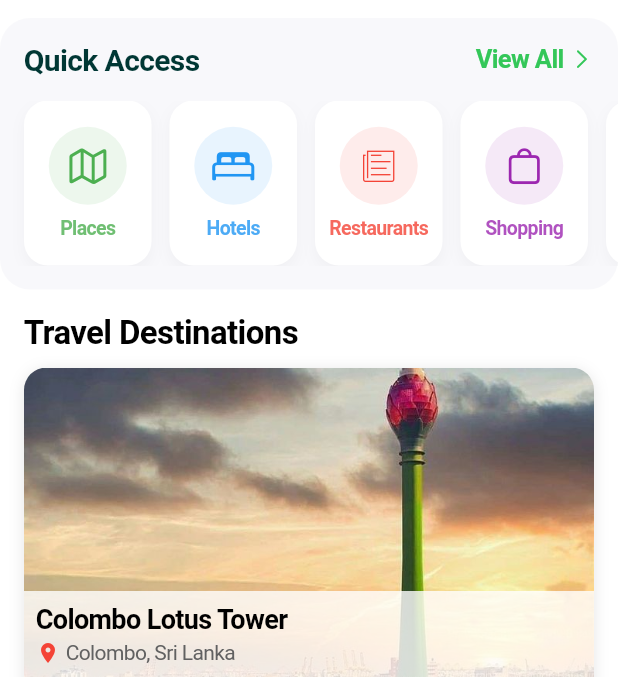
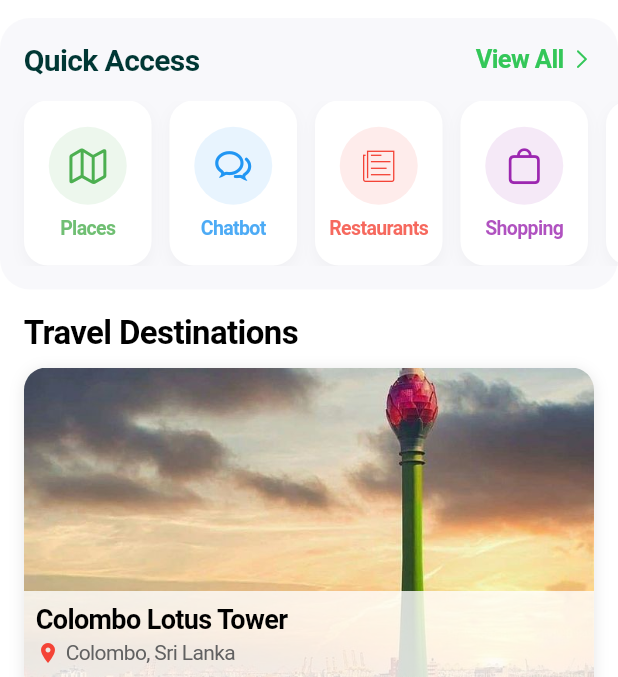
Before and after one commit to EnoshPerera/CeylonSphere, a Flutter app: the screen it shows after launch, on a phone screen of 412 x 824 dp, the part 48-725 px from its top. Run offline on Flutter 3.47's test engine with Material 3 defaults, Android fonts, the phone set to English and light mode, and no system bars; our stand-ins replace geolocator, google_maps_flutter; missing offline and left inert: arkit_plugin, model_viewer_plus.

Commit message:
Fixed some issues

```diff
--- a/lib/main.dart
+++ b/lib/main.dart
@@ -259,9 +259,9 @@ class HomeScreen extends StatelessWidget {
                             },
                           ),
                           const _CategoryItem(
-                            icon: CupertinoIcons.bed_double,
-                            label: 'Hotels',
-                            color: Color(0xFF2196F3),
+                            icon: CupertinoIcons.chat_bubble_2, // Chatbot icon
+                            label: 'Chatbot',
+                            color: Color(0xFF2196F3), // Keeping the same color
                           ),
                           const _CategoryItem(
                             icon: CupertinoIcons.news,
```
